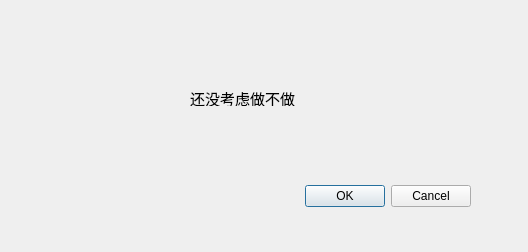
This is framework/gui/ui/src/new_issue.ui in cash2one/AutoDriver as Qt 5 draws it before an edit. The edited form follows.
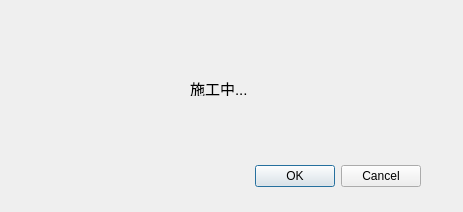
This is the edited form. Icons and pictures are not drawn.

```diff
--- a/framework/gui/ui/src/new_issue.ui
+++ b/framework/gui/ui/src/new_issue.ui
@@ -6,8 +6,8 @@
    <rect>
     <x>0</x>
     <y>0</y>
-    <width>528</width>
-    <height>252</height>
+    <width>463</width>
+    <height>212</height>
    </rect>
   </property>
   <property name="windowTitle">
@@ -20,8 +20,8 @@
   <widget class="QDialogButtonBox" name="buttonBox">
    <property name="geometry">
     <rect>
-     <x>110</x>
-     <y>180</y>
+     <x>60</x>
+     <y>160</y>
      <width>361</width>
      <height>32</height>
     </rect>
@@ -37,8 +37,8 @@
    <property name="geometry">
     <rect>
      <x>190</x>
-     <y>90</y>
-     <width>161</width>
+     <y>80</y>
+     <width>101</width>
      <height>16</height>
     </rect>
    </property>
@@ -48,7 +48,7 @@
     </font>
    </property>
    <property name="text">
-    <string>还没考虑做不做</string>
+    <string>施工中...</string>
    </property>
   </widget>
  </widget>
```
Left out of the diff: 11 changed lines with no effect on the pictures.
